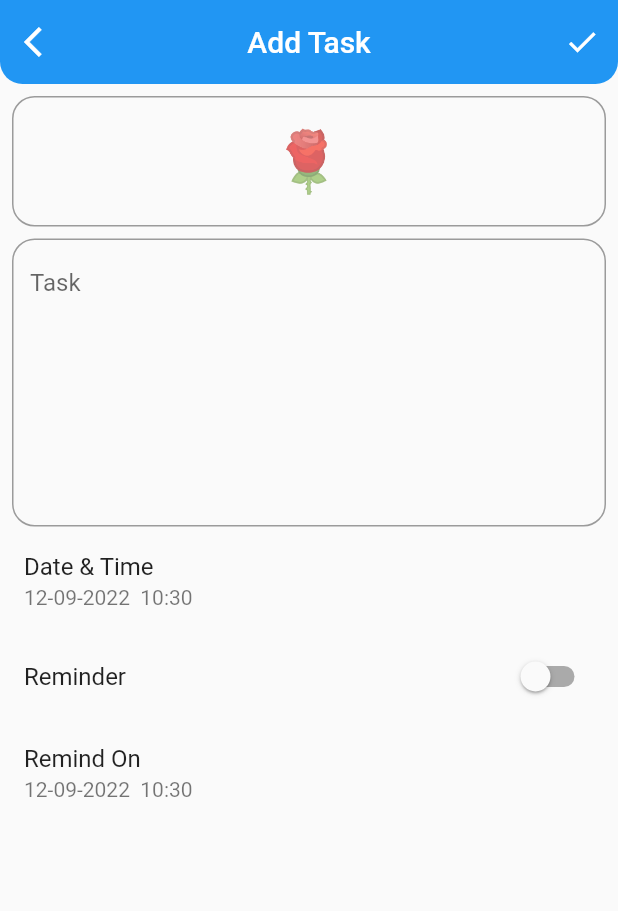
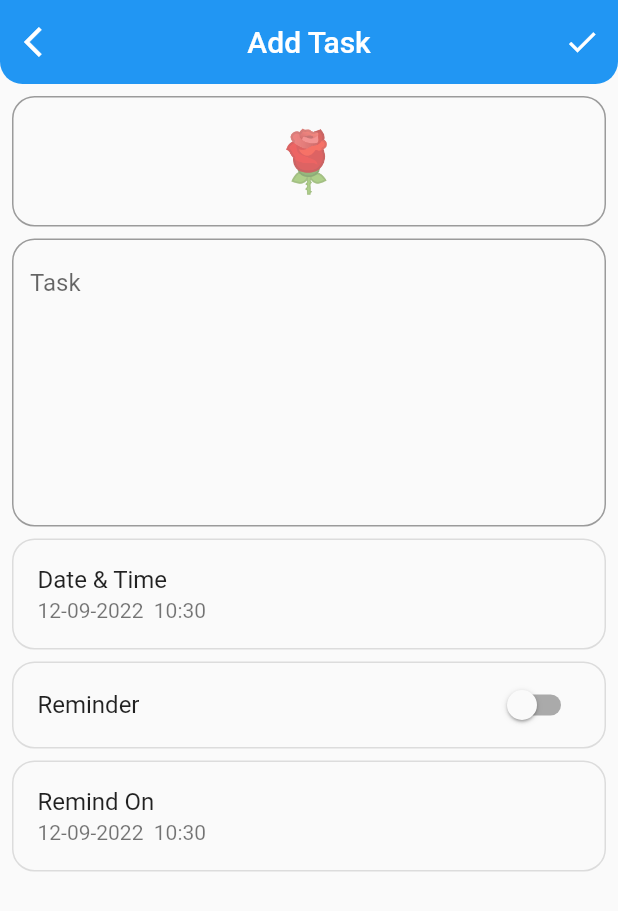
Before and after one commit to Aman-Singh-Walia/planner, a Flutter app: the AddTaskPage screen opened directly, on a phone screen of 412 x 824 dp. Shown: the top 911 px of the screen. Run offline on Flutter 3.47's test engine with Material 2 defaults, Android fonts, the phone set to English and light mode, and no system bars; our stand-ins replace flutter_local_notifications, hive, hive_flutter, timezone; accounts and stored records are empty.

Commit message:
some design changes

```diff
--- a/lib/pages/add_task_page.dart
+++ b/lib/pages/add_task_page.dart
@@ -142,7 +142,12 @@ class _AddTaskPageState extends State<AddTaskPage> {
                   dateTime = v;
                 });
               }),
-          SwitchListTile.adaptive(
+          Padding(
+            padding: const EdgeInsets.fromLTRB(8.0, 8.0, 8.0, 0.0),
+            child: SwitchListTile.adaptive(
+                shape: RoundedRectangleBorder(
+                    side: const BorderSide(color: Colors.black12),
+                    borderRadius: BorderRadius.circular(15.0)),
                 title: const Text('Reminder'),
                 value: reminder,
                 onChanged: (v) {
@@ -150,6 +155,7 @@ class _AddTaskPageState extends State<AddTaskPage> {
                     reminder = v;
                   });
                 }),
+          ),
           DateTimePicker(
               title: 'Remind On',
               firstDate: DateTime.now(),
--- a/lib/widgets/date_time_picker.dart
+++ b/lib/widgets/date_time_picker.dart
@@ -31,13 +31,19 @@ class _DateTimePickerState extends State<DateTimePicker> {
   @override
   Widget build(BuildContext context) {
     dateTime = widget.defaultDate;
-    return ListTile(
+    return Padding(
+      padding: const EdgeInsets.fromLTRB(8.0, 8.0, 8.0, 0.0),
+      child: ListTile(
+        shape: RoundedRectangleBorder(
+            side: const BorderSide(color: Colors.black12),
+            borderRadius: BorderRadius.circular(15.0)),
         contentPadding: widget.padding,
         onTap: pickDateTime,
         tileColor: widget.color,
         title: Text(widget.title),
         subtitle: Text(DateFormat('dd-MM-yyyy  HH:mm').format(dateTime)),
         trailing: widget.icon,
+      ),
     );
   }
 
```
Also changed, not shown: lib/pages/view_edit_task_page.dart (+8 -2 lines), lib/widgets/task_tile.dart (+25 -9 lines). Lines whose indentation alone changed are shown as unchanged.
